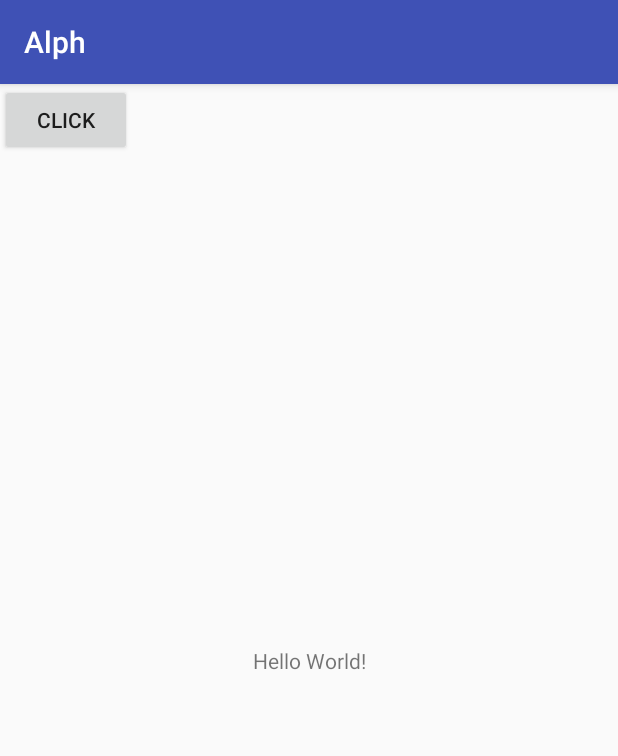
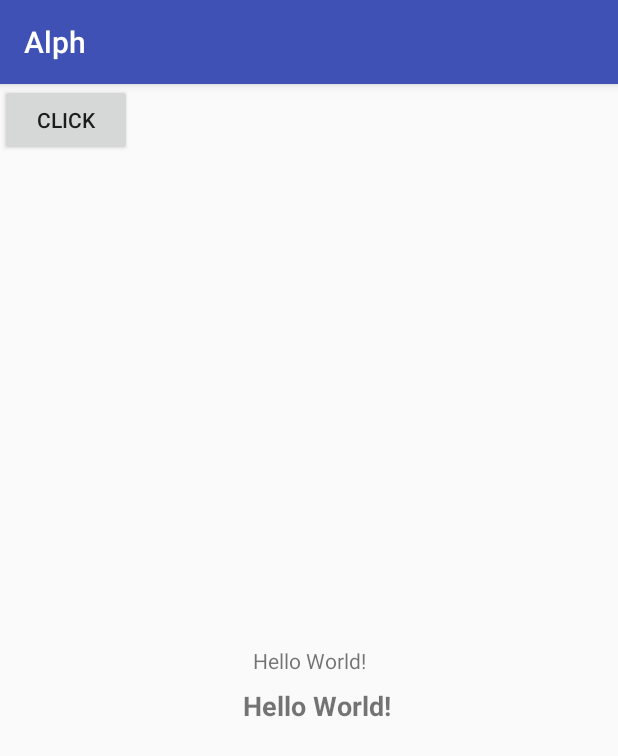
Before and after one commit to KittimasakBunrat/Alph, an Android app: the screen it shows after launch (MainActivity), after a tap on "CLICK", on a phone screen of 412 x 824 dp. Shown: the top 756 px of the screen. Run offline under Robolectric (Android 15) with nearby library versions, the phone set to English and light mode, and no system bars.

Commit message:
- Working speech to text

```diff
--- a/app/src/main/java/s300342/alph/MainActivity.java
+++ b/app/src/main/java/s300342/alph/MainActivity.java
@@ -21,6 +21,7 @@ public class MainActivity extends AppCompatActivity implements View.OnClickListe
 
     Button button;
     TextView text;
+    TextView text1;
     SpeechRecognizer speechRecognizer;
 
     @Override
@@ -32,11 +33,9 @@ public class MainActivity extends AppCompatActivity implements View.OnClickListe
             ActivityCompat.requestPermissions(this, new String[]{Manifest.permission.RECORD_AUDIO},3);
         }
 
-        speechRecognizer = SpeechRecognizer.createSpeechRecognizer(this);
-        speechRecognizer.setRecognitionListener(new Listener());
-
         button = findViewById(R.id.button);
         text = findViewById(R.id.text);
+        text1 = findViewById(R.id.text1);
 
         button.setOnClickListener(this);
     }
@@ -62,6 +61,8 @@ public class MainActivity extends AppCompatActivity implements View.OnClickListe
         switch (view.getId()) {
 
             case R.id.button:
+                speechRecognizer = SpeechRecognizer.createSpeechRecognizer(this);
+                speechRecognizer.setRecognitionListener(new Listener());
                 Intent intent = new Intent(RecognizerIntent.ACTION_RECOGNIZE_SPEECH);
                 intent.putExtra(RecognizerIntent.EXTRA_LANGUAGE_MODEL, RecognizerIntent.LANGUAGE_MODEL_FREE_FORM);
                 intent.putExtra(RecognizerIntent.EXTRA_MAX_RESULTS,5);
@@ -106,13 +107,10 @@ public class MainActivity extends AppCompatActivity implements View.OnClickListe
 
         @Override
         public void onResults(Bundle bundle) {
-            String str = new String();
             ArrayList data = bundle.getStringArrayList(SpeechRecognizer.RESULTS_RECOGNITION);
-            for (int i = 0; i < data.size(); i++)
-            {
-                str += data.get(i);
-            }
-            text.setText("results: "+ str);
+            text1.setText("Results: "+ data.get(0));
+            speechRecognizer.stopListening();
+            speechRecognizer.destroy();
         }
 
         @Override
--- a/app/src/main/res/layout/activity_main.xml
+++ b/app/src/main/res/layout/activity_main.xml
@@ -16,6 +16,20 @@
         app:layout_constraintRight_toRightOf="parent"
         app:layout_constraintTop_toTopOf="parent" />
 
+    <TextView
+        android:id="@+id/text1"
+        android:layout_width="152dp"
+        android:layout_height="60dp"
+        android:layout_marginStart="8dp"
+        android:layout_marginTop="8dp"
+        android:text="Hello World!"
+        android:textAlignment="center"
+        android:textSize="18sp"
+        android:textStyle="bold"
+        app:layout_constraintEnd_toEndOf="@+id/text"
+        app:layout_constraintStart_toStartOf="@+id/text"
+        app:layout_constraintTop_toBottomOf="@+id/text" />
+
     <Button
         android:id="@+id/button"
         android:layout_width="wrap_content"
```
